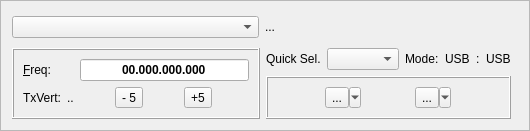
Before: the Qt Designer form mqt/MqtLogger/rigcontrolframe.ui in zsteva/backup-minos2, drawn with Qt 5.
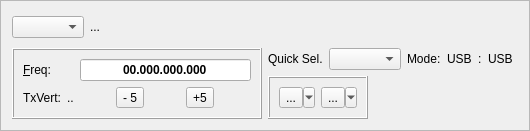
After: the same form once the commit is applied. Custom widgets are drawn as their Qt base class.

Diff of the .ui file:
```diff
--- a/mqt/MqtLogger/rigcontrolframe.ui
+++ b/mqt/MqtLogger/rigcontrolframe.ui
@@ -10,12 +10,6 @@
     <height>131</height>
    </rect>
   </property>
-  <property name="minimumSize">
-   <size>
-    <width>530</width>
-    <height>0</height>
-   </size>
-  </property>
   <property name="windowTitle">
    <string>Frame</string>
   </property>
@@ -46,6 +40,12 @@
        <property name="orientation">
         <enum>Qt::Horizontal</enum>
        </property>
+       <property name="sizeHint" stdset="0">
+        <size>
+         <width>0</width>
+         <height>0</height>
+        </size>
+       </property>
       </spacer>
      </item>
     </layout>
@@ -209,6 +209,12 @@
            <property name="orientation">
             <enum>Qt::Horizontal</enum>
            </property>
+           <property name="sizeHint" stdset="0">
+            <size>
+             <width>0</width>
+             <height>0</height>
+            </size>
+           </property>
           </spacer>
          </item>
         </layout>
@@ -258,6 +264,12 @@
            <property name="orientation">
             <enum>Qt::Horizontal</enum>
            </property>
+           <property name="sizeHint" stdset="0">
+            <size>
+             <width>0</width>
+             <height>0</height>
+            </size>
+           </property>
           </spacer>
          </item>
         </layout>
```
